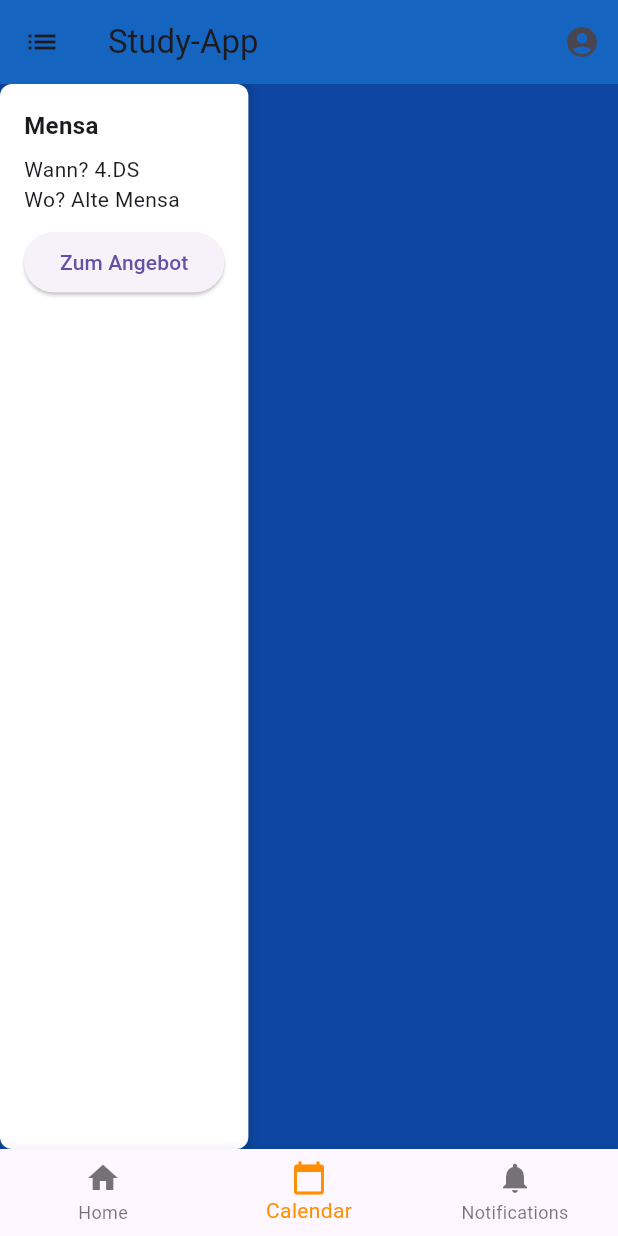
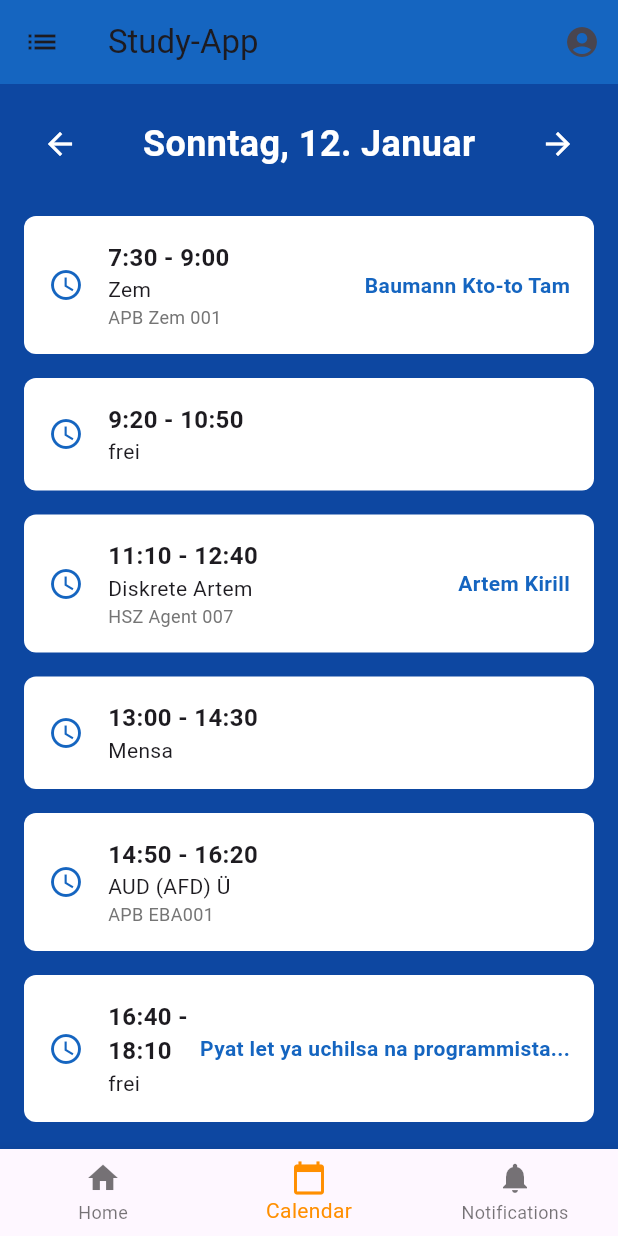
Before and after one commit to K-sta0/EMI-Flutter, a Flutter app: the screen it shows after launch, item 2 of the bottom bar chosen, on a phone screen of 412 x 824 dp. Run offline on Flutter 3.47's test engine with Material 3 defaults, Android fonts, the phone set to English and light mode, and no system bars.

Commit message:
CalenderDSWidget, Stundenplanpage

```diff
--- a/lib/main.dart
+++ b/lib/main.dart
@@ -240,13 +240,13 @@ class Mensa extends StatelessWidget {
 
 class DoppelStundeWidget extends StatelessWidget {
   final String time;
-  final String label;
+  final String subject;
   final String room;
 
   const DoppelStundeWidget({
     super.key,
     required this.time,
-    required this.label,
+    required this.subject,
     required this.room,
   });
 
@@ -306,7 +306,7 @@ class DoppelStundeWidget extends StatelessWidget {
                 mainAxisAlignment: MainAxisAlignment.spaceEvenly,
                 children: [
                   Text(
-                    label,
+                    subject,
                     style: const TextStyle(
                       fontSize: 12.0,
                     ),
@@ -362,18 +362,18 @@ class Stundenplan extends StatelessWidget {
           Row(
             mainAxisAlignment: MainAxisAlignment.spaceAround,
             children: const [
-              DoppelStundeWidget(time: '7:30', label: 'Zem', room: 'APB Zem 001'),
-              DoppelStundeWidget(time: '9:20', label: 'frei', room: ''),
-              DoppelStundeWidget(time: '11:10', label: 'Diskrete Artem', room: 'HSZ Agent 007'),
+              DoppelStundeWidget(time: '7:30', subject: 'Zem', room: 'APB Zem 001'),
+              DoppelStundeWidget(time: '9:20', subject: 'frei', room: ''),
+              DoppelStundeWidget(time: '11:10', subject: 'Diskrete Artem', room: 'HSZ Agent 007'),
             ],
           ),
           const SizedBox(height: 16.0),
           Row(
             mainAxisAlignment: MainAxisAlignment.spaceAround,
             children: const [
-              DoppelStundeWidget(time: '13:00', label: 'Mensa', room: ''),
-              DoppelStundeWidget(time: '14:50', label: 'AUD (AFD) Ü', room: 'APB EBA001'),
-              DoppelStundeWidget(time: '16:20', label: 'frei', room: ''),
+              DoppelStundeWidget(time: '13:00', subject: 'Mensa', room: ''),
+              DoppelStundeWidget(time: '14:50', subject: 'AUD (AFD) Ü', room: 'APB EBA001'),
+              DoppelStundeWidget(time: '16:20', subject: 'frei', room: ''),
             ],
           ),
         ],
@@ -402,6 +402,124 @@ class Dashboard extends StatelessWidget {
           Mensa(),
           SizedBox(height: 16.0),
           Stundenplan(),
+        ],
+      ),
+    );
+  }
+}
+
+class CalenderDSWidget extends StatelessWidget {
+  final String time;
+  final String subject;
+  final String room;
+  final String teacher;
+
+  const CalenderDSWidget({
+    super.key,
+    required this.time,
+    required this.subject,
+    required this.room,
+    required this.teacher
+  });
+
+  @override
+  Widget build(BuildContext context) {
+    return Container(
+      padding: const EdgeInsets.all(16.0),
+      margin: const EdgeInsets.symmetric(vertical: 8.0),
+      decoration: BoxDecoration(
+        color: Colors.white,
+        borderRadius: BorderRadius.circular(8.0),
+      ),
+      child: Row(
+        crossAxisAlignment: CrossAxisAlignment.center,
+        children: [
+          Icon(Icons.access_time, color: Colors.blue.shade800),
+          const SizedBox(width: 16.0),
+          Expanded(
+            child: Column(
+              crossAxisAlignment: CrossAxisAlignment.start,
+              children: [
+                Text(
+                  time,
+                  style: const TextStyle(
+                    fontWeight: FontWeight.bold,
+                    fontSize: 16.0,
+                  ),
+                ),
+                Text(
+                  subject,
+                  style: const TextStyle(fontSize: 14.0),
+                ),
+                if (room.isNotEmpty)
+                  Text(
+                    room,
+                    style: TextStyle(
+                      fontSize: 12.0,
+                      color: Colors.grey.shade600,
+                    ),
+                  ),
+              ],
+            ),
+          ),
+           Column(
+            crossAxisAlignment: CrossAxisAlignment.end,
+            children: [
+              Text(
+                teacher,
+                style: const TextStyle(
+                  fontSize: 14.0,
+                  fontWeight: FontWeight.bold,
+                  color: Color.fromARGB(255, 21, 101, 192),
+                )
+              )
+            ]
+           )
+        ],
+      ),
+    );
+  }
+}
+
+class StundenplanPage extends StatelessWidget {
+  const StundenplanPage({super.key});
+
+  @override
+  Widget build(BuildContext context) {
+    return Padding(
+      padding: const EdgeInsets.all(16.0),
+      child: Column(
+        crossAxisAlignment: CrossAxisAlignment.start,
+        children: [
+          Row(
+            mainAxisAlignment: MainAxisAlignment.spaceBetween,
+            children: [
+              IconButton(
+                onPressed: () {},
+                icon: const Icon(Icons.arrow_back),
+                color: Colors.white,
+              ),
+              Date(),
+              IconButton(
+                onPressed: () {},
+                icon: const Icon(Icons.arrow_forward),
+                color: Colors.white,
+              ),
+            ],
+          ),
+          const SizedBox(height: 16.0),
+          Expanded(
+            child: ListView(
+              children: const [
+                CalenderDSWidget(time: '7:30 - 9:00', subject: 'Zem', room: 'APB Zem 001', teacher: 'Baumann Kto-to Tam',),
+                CalenderDSWidget(time: '9:20 - 10:50', subject: 'frei', room: '', teacher: '',),
+                CalenderDSWidget(time: '11:10 - 12:40', subject: 'Diskrete Artem', room: 'HSZ Agent 007', teacher: 'Artem Kirill',),
+                CalenderDSWidget(time: '13:00 - 14:30', subject: 'Mensa', room: '', teacher: '',),
+                CalenderDSWidget(time: '14:50 - 16:20', subject: 'AUD (AFD) Ü', room: 'APB EBA001', teacher: '',),
+                CalenderDSWidget(time: '16:40 - 18:10', subject: 'frei', room: '', teacher: 'Pyat let ya uchilsa na programmista...'),
+              ],
+            ),
+          ),
         ],
       ),
     );
@@ -444,7 +562,7 @@ class _MyApp extends State<MyApp> {
           title: const Text('Study-App'),
           backgroundColor: Colors.blue.shade800,
         ),
-        body: [Dashboard(),Mensa(),Stundenplan()][currentPageIndex],
+        body: [Dashboard(),StundenplanPage(),Stundenplan()][currentPageIndex],
         bottomNavigationBar: BottomNavigationBar(
           items: const [
             BottomNavigationBarItem(
```
